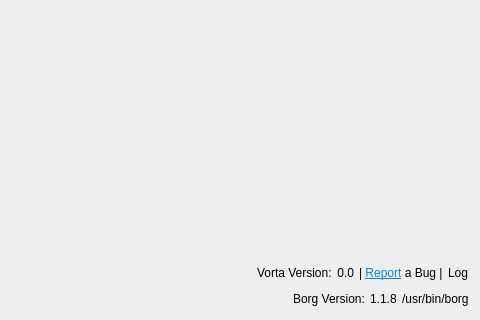
The window that src/vorta/assets/UI/misctab.ui (borgbase/vorta) describes before a commit, drawn with Qt 5; both pictures show x 311 to 791 and y 177 to 497 of the 791 by 497 pixel window.
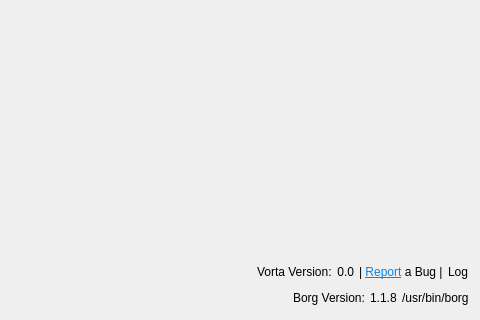
The same window after the commit.

```diff
--- a/src/vorta/assets/UI/misctab.ui
+++ b/src/vorta/assets/UI/misctab.ui
@@ -14,8 +14,11 @@
    <string>Form</string>
   </property>
   <layout class="QVBoxLayout" name="verticalLayout">
-   <property name="spacing">
-    <number>6</number>
+   <property name="topMargin">
+    <number>12</number>
+   </property>
+   <property name="bottomMargin">
+    <number>12</number>
    </property>
    <item>
     <widget class="QFrame" name="frameSettings">
```
